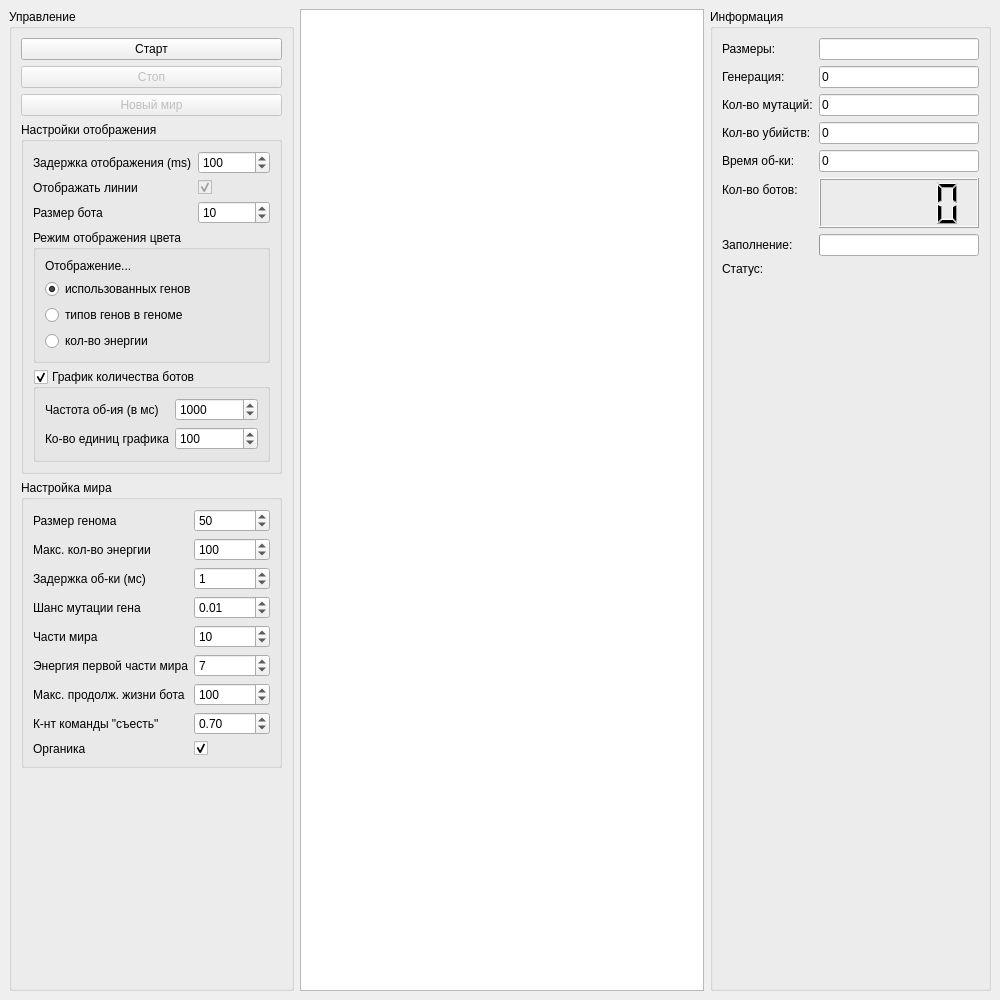
TomasGlgg/QGenetic, file mainwindow.ui: the form before one commit.
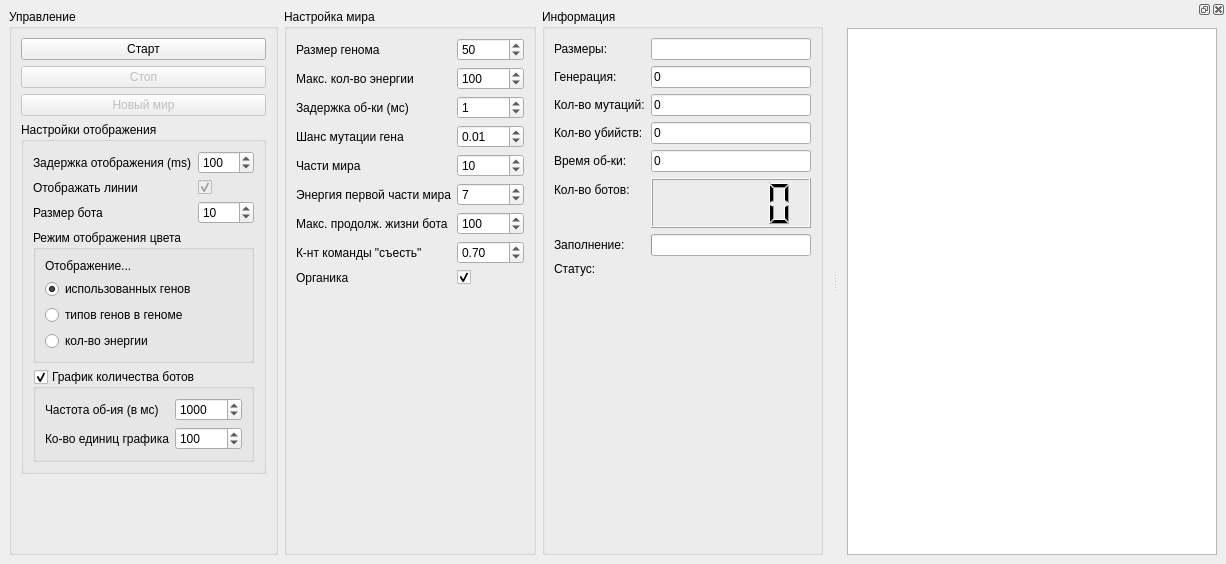
The form after the commit. Custom widgets are drawn as their Qt base class.

Diff of the .ui file:
```diff
--- a/mainwindow.ui
+++ b/mainwindow.ui
@@ -6,8 +6,8 @@
    <rect>
     <x>0</x>
     <y>0</y>
-    <width>1000</width>
-    <height>1000</height>
+    <width>1226</width>
+    <height>564</height>
    </rect>
   </property>
   <property name="sizePolicy">
@@ -23,33 +23,14 @@
    <string>Генетический мир</string>
   </property>
   <widget class="QWidget" name="centralwidget">
-   <layout class="QGridLayout" name="gridLayout">
-    <item row="0" column="1">
-     <widget class="QGraphicsView" name="DrawArea">
-      <property name="enabled">
-       <bool>true</bool>
-      </property>
       <property name="sizePolicy">
-       <sizepolicy hsizetype="Preferred" vsizetype="Preferred">
+    <sizepolicy hsizetype="Maximum" vsizetype="Preferred">
         <horstretch>0</horstretch>
         <verstretch>0</verstretch>
        </sizepolicy>
       </property>
-      <property name="autoFillBackground">
-       <bool>false</bool>
-      </property>
-      <property name="verticalScrollBarPolicy">
-       <enum>Qt::ScrollBarAlwaysOff</enum>
-      </property>
-      <property name="horizontalScrollBarPolicy">
-       <enum>Qt::ScrollBarAlwaysOff</enum>
-      </property>
-      <property name="sizeAdjustPolicy">
-       <enum>QAbstractScrollArea::AdjustIgnored</enum>
-      </property>
-     </widget>
-    </item>
-    <item row="0" column="0">
+   <layout class="QHBoxLayout" name="horizontalLayout">
+    <item>
      <widget class="QGroupBox" name="groupBox">
       <property name="sizePolicy">
        <sizepolicy hsizetype="Fixed" vsizetype="Expanding">
@@ -283,6 +264,22 @@
         </widget>
        </item>
        <item>
+        <spacer name="verticalSpacer">
+         <property name="orientation">
+          <enum>Qt::Vertical</enum>
+         </property>
+         <property name="sizeHint" stdset="0">
+          <size>
+           <width>20</width>
+           <height>40</height>
+          </size>
+         </property>
+        </spacer>
+       </item>
+      </layout>
+     </widget>
+    </item>
+    <item>
         <widget class="QGroupBox" name="groupBox_3">
          <property name="sizePolicy">
           <sizepolicy hsizetype="Preferred" vsizetype="Preferred">
@@ -481,25 +478,9 @@
         </widget>
        </item>
        <item>
-        <spacer name="verticalSpacer">
-         <property name="orientation">
-          <enum>Qt::Vertical</enum>
-         </property>
-         <property name="sizeHint" stdset="0">
-          <size>
-           <width>20</width>
-           <height>40</height>
-          </size>
-         </property>
-        </spacer>
-       </item>
-      </layout>
-     </widget>
-    </item>
-    <item row="0" column="2">
      <widget class="QGroupBox" name="groupBox_4">
       <property name="sizePolicy">
-       <sizepolicy hsizetype="Fixed" vsizetype="Expanding">
+       <sizepolicy hsizetype="Preferred" vsizetype="Preferred">
         <horstretch>0</horstretch>
         <verstretch>0</verstretch>
        </sizepolicy>
@@ -666,15 +647,15 @@
           <bool>false</bool>
          </property>
          <property name="sizePolicy">
-          <sizepolicy hsizetype="Minimum" vsizetype="Minimum">
+          <sizepolicy hsizetype="Expanding" vsizetype="Expanding">
            <horstretch>0</horstretch>
            <verstretch>0</verstretch>
           </sizepolicy>
          </property>
          <property name="maximumSize">
           <size>
-           <width>300</width>
-           <height>200</height>
+           <width>16777215</width>
+           <height>16777215</height>
           </size>
          </property>
          <property name="autoReplot">
@@ -687,6 +668,61 @@
     </item>
    </layout>
   </widget>
+  <widget class="QDockWidget" name="dockWidget">
+   <property name="sizePolicy">
+    <sizepolicy hsizetype="Minimum" vsizetype="Preferred">
+     <horstretch>0</horstretch>
+     <verstretch>0</verstretch>
+    </sizepolicy>
+   </property>
+   <attribute name="dockWidgetArea">
+    <number>2</number>
+   </attribute>
+   <widget class="QWidget" name="dockWidgetContents">
+    <property name="sizePolicy">
+     <sizepolicy hsizetype="Minimum" vsizetype="Preferred">
+      <horstretch>0</horstretch>
+      <verstretch>0</verstretch>
+     </sizepolicy>
+    </property>
+    <layout class="QGridLayout" name="gridLayout">
+     <item row="0" column="0">
+      <widget class="QGraphicsView" name="DrawArea">
+       <property name="enabled">
+        <bool>true</bool>
+       </property>
+       <property name="sizePolicy">
+        <sizepolicy hsizetype="Preferred" vsizetype="Preferred">
+         <horstretch>0</horstretch>
+         <verstretch>0</verstretch>
+        </sizepolicy>
+       </property>
+       <property name="autoFillBackground">
+        <bool>false</bool>
+       </property>
+       <property name="verticalScrollBarPolicy">
+        <enum>Qt::ScrollBarAlwaysOff</enum>
+       </property>
+       <property name="horizontalScrollBarPolicy">
+        <enum>Qt::ScrollBarAlwaysOff</enum>
+       </property>
+       <property name="sizeAdjustPolicy">
+        <enum>QAbstractScrollArea::AdjustIgnored</enum>
+       </property>
+       <property name="interactive">
+        <bool>false</bool>
+       </property>
+       <property name="renderHints">
+        <set>QPainter::Antialiasing</set>
+       </property>
+       <property name="cacheMode">
+        <set>QGraphicsView::CacheNone</set>
+       </property>
+      </widget>
+     </item>
+    </layout>
+   </widget>
+  </widget>
  </widget>
  <customwidgets>
   <customwidget>
```
Lines whose indentation alone changed are shown as unchanged.
